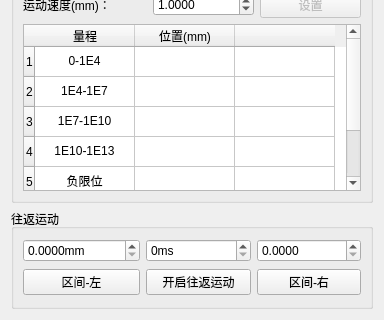
Before: the Qt Designer form controlwidget.ui in MrXiaomao/Cu_Activation, drawn with Qt 5; both pictures show x 0 to 384 and y 341 to 661 of the 384 by 661 pixel window.
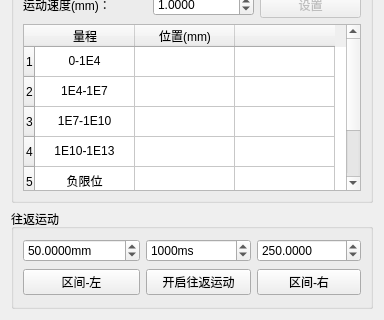
After: the same form once the commit is applied.

```diff
--- a/controlwidget.ui
+++ b/controlwidget.ui
@@ -589,6 +589,9 @@
         <property name="maximum">
          <double>999999.989999999990687</double>
         </property>
+        <property name="value">
+         <double>50.000000000000000</double>
+        </property>
        </widget>
       </item>
       <item row="1" column="0">
@@ -626,6 +629,9 @@
         <property name="maximum">
          <number>1000000</number>
         </property>
+        <property name="value">
+         <number>1000</number>
+        </property>
        </widget>
       </item>
       <item row="0" column="2">
@@ -636,6 +642,9 @@
         <property name="maximum">
          <double>999999.989999999990687</double>
         </property>
+        <property name="value">
+         <double>250.000000000000000</double>
+        </property>
        </widget>
       </item>
      </layout>
```
